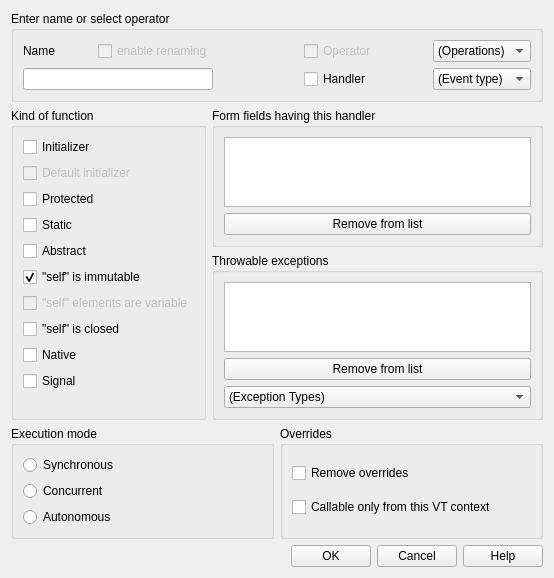
Before: the Qt Designer form lavape/src/LavaPE_UI/idd_funcbox.ui in berkus/lavape, drawn with Qt 5.
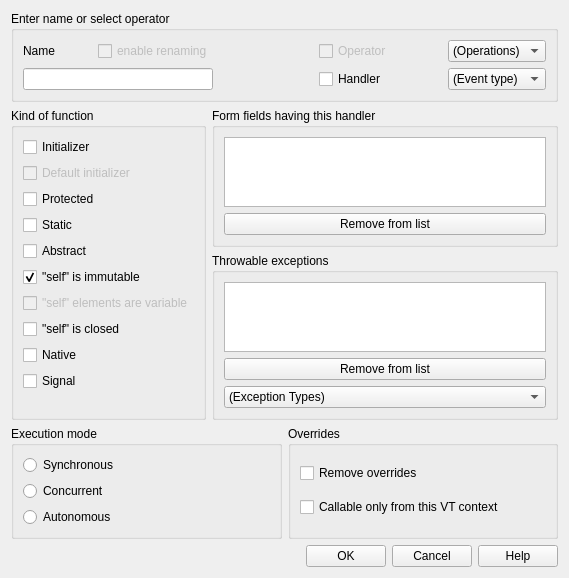
After: the same form once the commit is applied.

```diff
--- a/lavape/src/LavaPE_UI/idd_funcbox.ui
+++ b/lavape/src/LavaPE_UI/idd_funcbox.ui
@@ -5,7 +5,7 @@
    <rect>
     <x>0</x>
     <y>0</y>
-    <width>513</width>
+    <width>528</width>
     <height>543</height>
    </rect>
   </property>
@@ -35,7 +35,7 @@
            </property>
            <property name="sizeHint" stdset="0" >
             <size>
-             <width>85</width>
+             <width>100</width>
              <height>20</height>
             </size>
            </property>
@@ -51,7 +51,7 @@
            </property>
            <property name="sizeHint" stdset="0" >
             <size>
-             <width>85</width>
+             <width>100</width>
              <height>20</height>
             </size>
            </property>
```
